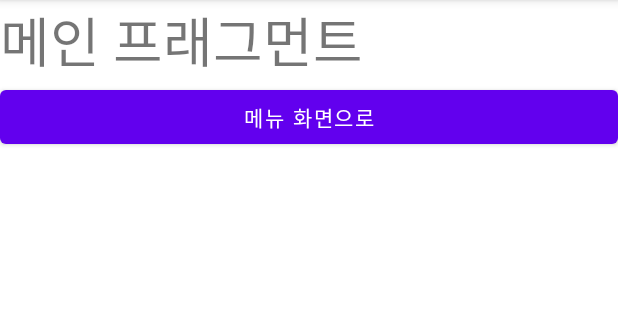
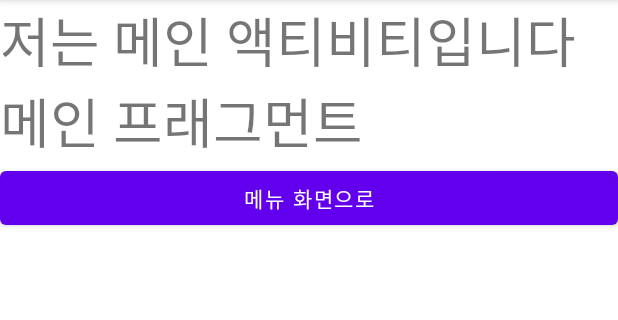
Before and after one commit to AndroidHJW/Fragment_Example, an Android app: the screen it shows after launch (MainActivity), on a phone screen of 412 x 824 dp, the part 84-404 px from its top. Run offline under Robolectric (Android 15) with nearby library versions, the phone set to English and light mode, and no system bars.

Commit message:
[add] remain Activity's TextView

```diff
--- a/app/src/main/res/layout/activity_main.xml
+++ b/app/src/main/res/layout/activity_main.xml
@@ -4,8 +4,21 @@
     xmlns:tools="http://schemas.android.com/tools"
     android:layout_width="match_parent"
     android:layout_height="match_parent"
-    android:id="@+id/container"
     tools:context=".MainActivity"
     android:orientation="vertical">
 
+    <TextView
+        android:text="저는 메인 액티비티입니다"
+        android:textSize="36sp"
+        android:layout_width="match_parent"
+        android:layout_height="wrap_content">
+    </TextView>
+
+    <LinearLayout
+        android:id="@+id/container"
+        android:layout_width="match_parent"
+        android:layout_height="match_parent"
+        android:orientation="vertical">
+    </LinearLayout>
+
 </LinearLayout>
```
